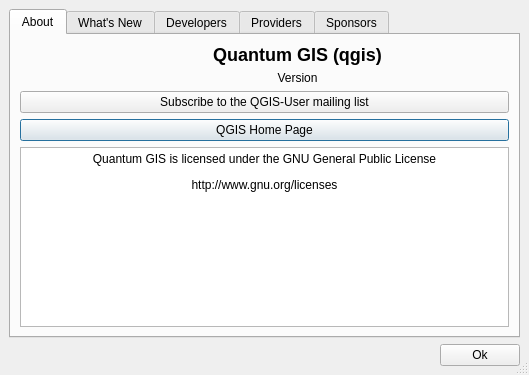
gopal-bhatt/PIHMgis, file src/ui/qgsabout.ui: the form before one commit.
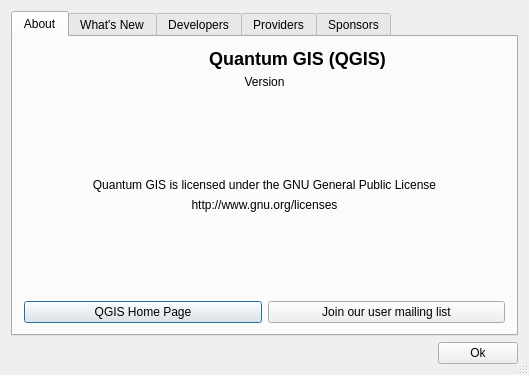
The form after the commit. Icons and pictures are not drawn.

```diff
--- a/src/ui/qgsabout.ui
+++ b/src/ui/qgsabout.ui
@@ -16,12 +16,6 @@
    <bool>true</bool>
   </property>
   <layout class="QGridLayout" >
-   <property name="margin" >
-    <number>9</number>
-   </property>
-   <property name="spacing" >
-    <number>6</number>
-   </property>
    <item row="0" column="0" >
     <widget class="QTabWidget" name="tabWidget" >
      <property name="currentIndex" >
@@ -32,20 +26,8 @@
        <string>About</string>
       </attribute>
       <layout class="QGridLayout" >
-       <property name="margin" >
-        <number>9</number>
-       </property>
-       <property name="spacing" >
-        <number>6</number>
-       </property>
        <item row="0" column="0" >
         <layout class="QHBoxLayout" >
-         <property name="margin" >
-          <number>0</number>
-         </property>
-         <property name="spacing" >
-          <number>6</number>
-         </property>
          <item>
           <widget class="QLabel" name="qgisIcon" >
            <property name="maximumSize" >
@@ -63,68 +45,106 @@
           </widget>
          </item>
          <item>
-          <layout class="QVBoxLayout" >
-           <property name="margin" >
-            <number>0</number>
-           </property>
-           <property name="spacing" >
-            <number>6</number>
-           </property>
-           <item>
-            <widget class="QLabel" name="TextLabel4" >
-             <property name="text" >
-              <string>&lt;h2>Quantum GIS (qgis)&lt;/h2></string>
-             </property>
-             <property name="alignment" >
-              <set>Qt::AlignCenter</set>
-             </property>
-            </widget>
-           </item>
-           <item>
-            <widget class="QLabel" name="lblVersion" >
-             <property name="text" >
-              <string>Version</string>
-             </property>
-             <property name="alignment" >
-              <set>Qt::AlignCenter</set>
-             </property>
-            </widget>
-           </item>
-          </layout>
-         </item>
-        </layout>
-       </item>
-       <item row="3" column="0" >
-        <widget class="QTextEdit" name="lblUrls" >
-         <property name="html" >
-          <string>&lt;html>&lt;head>&lt;meta name="qrichtext" content="1" />&lt;style type="text/css">
+          <widget class="QLabel" name="TextLabel4" >
+           <property name="text" >
+            <string>&lt;html>&lt;head>&lt;meta name="qrichtext" content="1" />&lt;style type="text/css">
 p, li { white-space: pre-wrap; }
-&lt;/style>&lt;/head>&lt;body style=" font-family:'Arial'; font-size:12pt; font-weight:400; font-style:normal; text-decoration:none;">
-&lt;p align="center" style=" margin-top:12px; margin-bottom:12px; margin-left:0px; margin-right:0px; -qt-block-indent:0; text-indent:0px; font-family:'Sans Serif'; font-size:9pt;">Quantum GIS is licensed under the GNU General Public License&lt;/p>
-&lt;p align="center" style=" margin-top:12px; margin-bottom:12px; margin-left:0px; margin-right:0px; -qt-block-indent:0; text-indent:0px; font-family:'Sans Serif'; font-size:9pt;">http://www.gnu.org/licenses&lt;/p>&lt;/body>&lt;/html></string>
+&lt;/style>&lt;/head>&lt;body style=" font-family:'Lucida Grande'; font-size:13pt; font-weight:400; font-style:normal;">
+&lt;p style=" margin-top:16px; margin-bottom:12px; margin-left:0px; margin-right:0px; -qt-block-indent:0; text-indent:0px; font-size:x-large; font-weight:600;">&lt;span style=" font-size:x-large;">Quantum GIS (QGIS)&lt;/span>&lt;/p>&lt;/body>&lt;/html></string>
+           </property>
+           <property name="alignment" >
+            <set>Qt::AlignCenter</set>
+           </property>
+          </widget>
+         </item>
+        </layout>
+       </item>
+       <item row="1" column="0" >
+        <widget class="QLabel" name="lblVersion" >
+         <property name="text" >
+          <string>Version</string>
+         </property>
+         <property name="alignment" >
+          <set>Qt::AlignCenter</set>
+         </property>
+         <property name="wordWrap" >
+          <bool>true</bool>
          </property>
         </widget>
        </item>
        <item row="2" column="0" >
-        <widget class="QPushButton" name="btnQgisHome" >
+        <spacer>
+         <property name="orientation" >
+          <enum>Qt::Vertical</enum>
+         </property>
+         <property name="sizeHint" >
+          <size>
+           <width>20</width>
+           <height>21</height>
+          </size>
+         </property>
+        </spacer>
+       </item>
+       <item row="3" column="0" >
+        <widget class="QLabel" name="label" >
          <property name="text" >
-          <string>QGIS Home Page</string>
+          <string>Quantum GIS is licensed under the GNU General Public License</string>
          </property>
-         <property name="flat" >
-          <bool>false</bool>
+         <property name="alignment" >
+          <set>Qt::AlignCenter</set>
          </property>
+         <property name="wordWrap" >
+          <bool>true</bool>
+         </property>
         </widget>
        </item>
-       <item row="1" column="0" >
-        <widget class="QPushButton" name="btnQgisUser" >
+       <item row="4" column="0" >
+        <widget class="QLabel" name="label_2" >
          <property name="text" >
-          <string>Subscribe to the QGIS-User mailing list</string>
+          <string>http://www.gnu.org/licenses</string>
          </property>
-         <property name="flat" >
-          <bool>false</bool>
+         <property name="alignment" >
+          <set>Qt::AlignCenter</set>
          </property>
         </widget>
        </item>
+       <item row="5" column="0" >
+        <spacer>
+         <property name="orientation" >
+          <enum>Qt::Vertical</enum>
+         </property>
+         <property name="sizeHint" >
+          <size>
+           <width>20</width>
+           <height>40</height>
+          </size>
+         </property>
+        </spacer>
+       </item>
+       <item row="6" column="0" >
+        <layout class="QHBoxLayout" >
+         <item>
+          <widget class="QPushButton" name="btnQgisHome" >
+           <property name="text" >
+            <string>QGIS Home Page</string>
+           </property>
+           <property name="flat" >
+            <bool>false</bool>
+           </property>
+          </widget>
+         </item>
+         <item>
+          <widget class="QPushButton" name="btnQgisUser" >
+           <property name="text" >
+            <string>Join our user mailing list</string>
+           </property>
+           <property name="flat" >
+            <bool>false</bool>
+           </property>
+          </widget>
+         </item>
+        </layout>
+       </item>
       </layout>
      </widget>
      <widget class="QWidget" name="Widget3" >
@@ -272,12 +292,6 @@
    </item>
    <item row="1" column="0" >
     <layout class="QHBoxLayout" >
-     <property name="margin" >
-      <number>0</number>
-     </property>
-     <property name="spacing" >
-      <number>6</number>
-     </property>
      <item>
       <spacer>
        <property name="orientation" >
```
Left out of the diff: 101 changed lines with no effect on the pictures.
